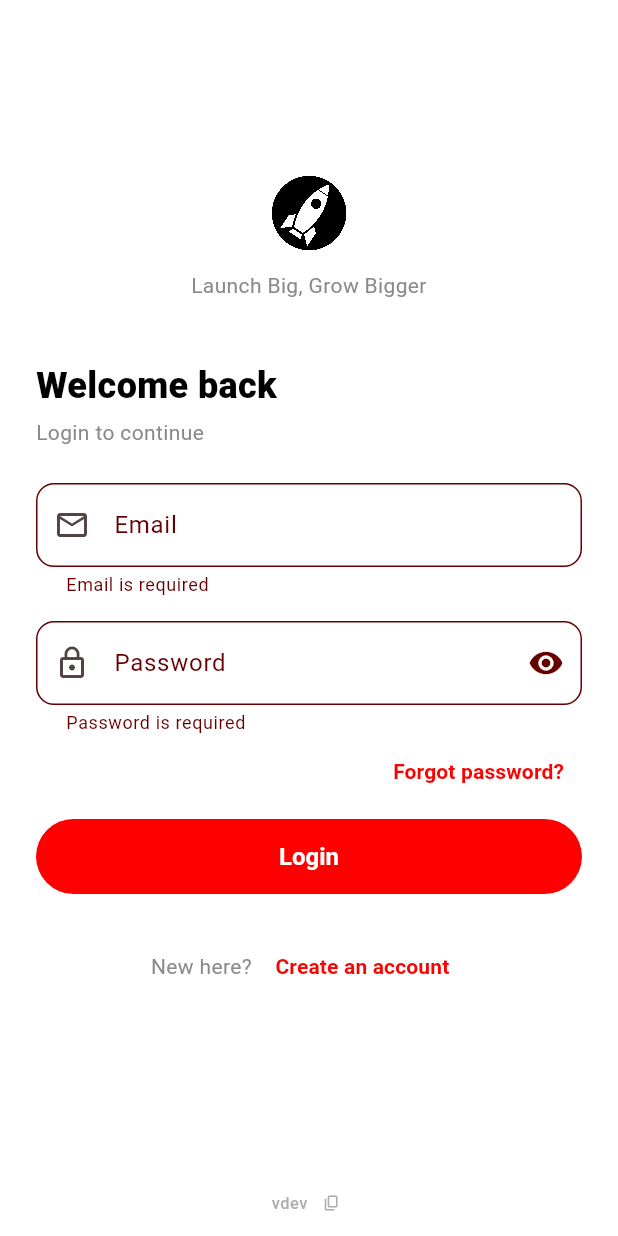
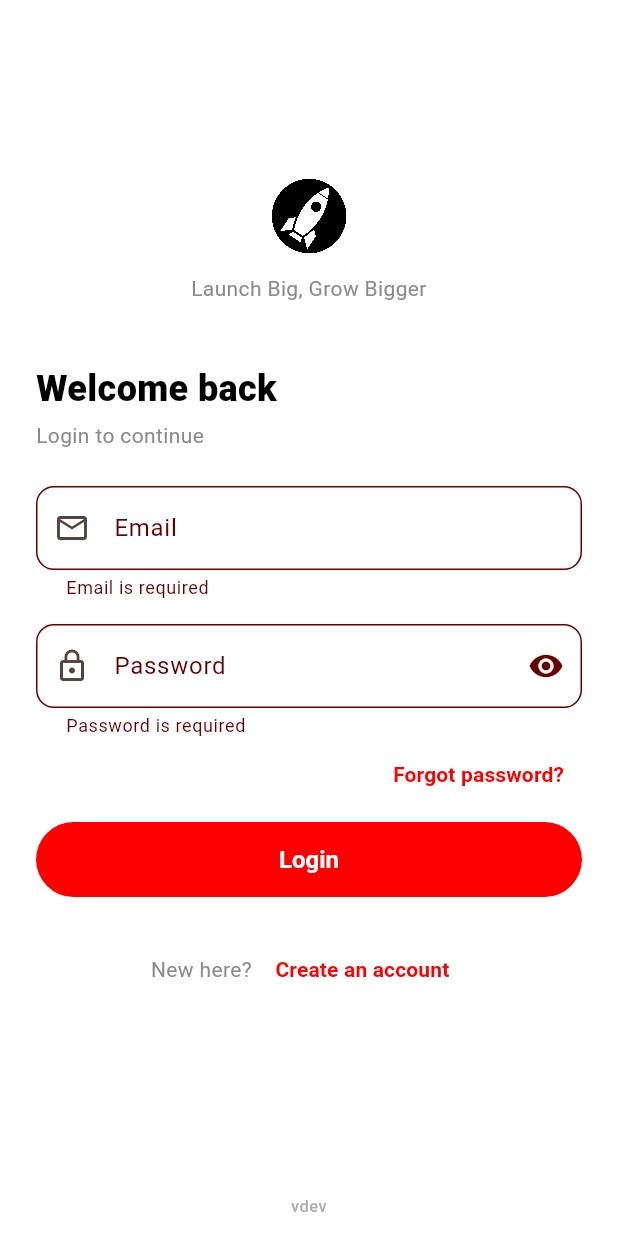
Before and after one commit to dike-uzinduzi/uzinduzi-ui-flutter, a Flutter app: the screen it shows after launch, after a tap on "Login", on a phone screen of 412 x 824 dp. Run offline on Flutter 3.47's test engine with Material 3 defaults, Android fonts, the phone set to English and light mode, and no system bars; our stand-ins replace cached_network_image, dio, firebase_auth, firebase_core, flutter_riverpod, flutter_secure_storage and 4 more; missing offline and left inert: smart_phone_field; accounts and stored records are empty.

Commit message:
chore: bump version to 0.0.3+3, simplify version footer
- pubspec: 0.0.2+2 → 0.0.3+3 for admin panel release
- login: drop copy-to-clipboard icon on version footer
- remove unused services.dart import

```diff
--- a/lib/features/auth/login_screen.dart
+++ b/lib/features/auth/login_screen.dart
@@ -1,5 +1,4 @@
 import 'package:flutter/material.dart';
-import 'package:flutter/services.dart';
 import 'package:flutter_riverpod/flutter_riverpod.dart';
 
 import '../../core/config.dart';
@@ -236,11 +235,9 @@ class _VersionFooter extends StatelessWidget {
 
     return Padding(
       padding: const EdgeInsets.fromLTRB(16, 8, 16, 12),
-      child: Row(
-        mainAxisAlignment: MainAxisAlignment.center,
-        children: [
-          Text(
+      child: Text(
         'v$version',
+        textAlign: TextAlign.center,
         style: TextStyle(
           fontSize: 11,
           color: kUzinduziGrey.withValues(alpha: 0.7),
@@ -248,29 +245,6 @@ class _VersionFooter extends StatelessWidget {
           letterSpacing: 0.3,
         ),
       ),
-          const SizedBox(width: 6),
-          InkWell(
-            onTap: () {
-              Clipboard.setData(ClipboardData(text: version));
-              ScaffoldMessenger.of(context).showSnackBar(
-                SnackBar(
-                  content: Text('Version $version copied'),
-                  duration: const Duration(seconds: 2),
-                ),
-              );
-            },
-            borderRadius: BorderRadius.circular(4),
-            child: Padding(
-              padding: const EdgeInsets.all(4),
-              child: Icon(
-                Icons.copy_rounded,
-                size: 12,
-                color: kUzinduziGrey.withValues(alpha: 0.7),
-              ),
-            ),
-          ),
-        ],
-      ),
     );
   }
 }
```
Lines whose indentation alone changed are shown as unchanged.
